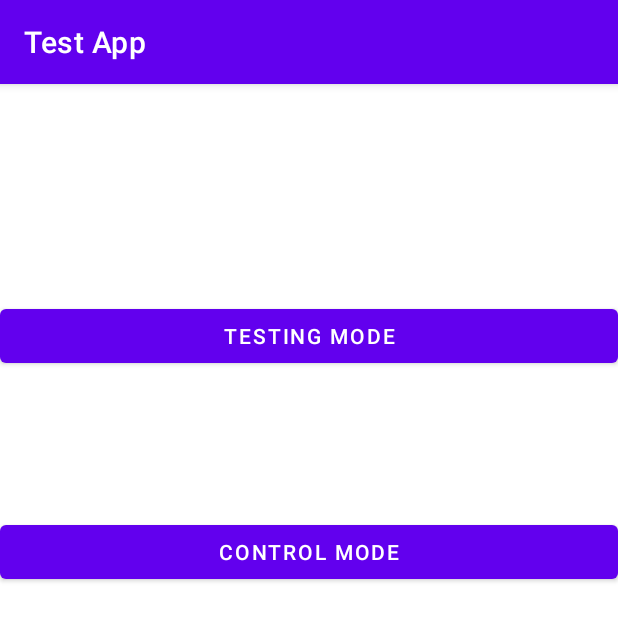
After one commit to mythu207/thesis, an Android app: the ModeSelectActivity screen opened directly, with no data from a screen before it, on a phone screen of 412 x 824 dp. The commit adds this screen. Shown: the top 621 px of the screen. Run offline under Robolectric (Android 15) with nearby library versions, the phone set to English and light mode, and no system bars; 1 statement that could not run was skipped.

Commit message:
Update firmware and app

```diff
--- a/Android App/app/src/main/AndroidManifest.xml
+++ b/Android App/app/src/main/AndroidManifest.xml
@@ -25,7 +25,7 @@
         android:supportsRtl="true"
         android:theme="@style/Theme.TestApp">
         <activity
-            android:name=".ThreadControlActivity"
+            android:name=".ModeSelectActivity"
             android:exported="false" />
 
         <service
--- a/Android App/app/src/main/java/com/example/testapp/GattActivity.java
+++ b/Android App/app/src/main/java/com/example/testapp/GattActivity.java
@@ -125,7 +125,7 @@ public class GattActivity extends AppCompatActivity {
                 builderSingle.setAdapter(threadDeviceAdapter, new DialogInterface.OnClickListener() {
                     @Override
                     public void onClick(DialogInterface dialog, int which) {
-                        Intent intent = new Intent(GattActivity.this, ThreadControlActivity.class);
+                        Intent intent = new Intent(GattActivity.this, ModeSelectActivity.class);
                         intent.putExtra("deviceAddress", threadDeviceAddressList.get(which));
                         startActivity(intent);
                     }
--- /dev/null
+++ b/Android App/app/src/main/java/com/example/testapp/ModeSelectActivity.java
@@ -0,0 +1,113 @@
+package com.example.testapp;
+
+import static com.example.testapp.GattActivity.bluetoothService;
+
+import androidx.appcompat.app.AppCompatActivity;
+
+import android.content.BroadcastReceiver;
+import android.content.Context;
+import android.content.Intent;
+import android.os.Bundle;
+import android.util.Log;
+import android.view.View;
+import android.widget.Button;
+import android.widget.Toast;
+
+
+import java.util.Timer;
+import java.util.TimerTask;
+
+public class ModeSelectActivity extends AppCompatActivity {
+    String TAG = "ModeSelectActitivity";
+    String deviceAddress;
+    Button btnTestingMode, btnControlMode;
+    static int noSentPackages = 0;
+    static int noReceivedPackages = 0;
+
+    @Override
+    protected void onCreate(Bundle savedInstanceState) {
+        super.onCreate(savedInstanceState);
+        setContentView(R.layout.activity_mode_select);
+        Intent intent = getIntent();
+        if(null != intent){
+            deviceAddress = intent.getStringExtra("deviceAddress");
+            btnTestingMode = findViewById(R.id.btnTestingMode);
+            btnControlMode = findViewById(R.id.btnControlMode);
+
+            btnTestingMode.setOnClickListener(new View.OnClickListener() {
+                @Override
+                public void onClick(View view) {
+                    sendTestingPackages();
+                }
+            });
+
+            btnControlMode.setOnClickListener(new View.OnClickListener() {
+                @Override
+                public void onClick(View view) {
+                    sendControlPackage();
+
+
+                }
+            });
+        }
+    }
+    private void sendTestingPackages(){
+        Timer timer = new Timer();
+        noSentPackages = 0;
+        noReceivedPackages = 0;
+        timer.scheduleAtFixedRate(new TimerTask() {
+            @Override
+            public void run() {
+                if (noSentPackages == 0) {
+                    bluetoothService.writeRxCharacteristic(deviceAddress + "_" + "1");
+                    Log.i("ModeSelectActivity", "start");
+                } else if (noSentPackages < 101) {
+                    bluetoothService.writeRxCharacteristic(deviceAddress + "_" + "2");
+                    Log.i("ModeSelectActivity", "toggle " + noSentPackages);
+
+                } else {
+                    bluetoothService.writeRxCharacteristic(deviceAddress + "_" + "3");
+                    Log.i("ModeSelectActivity", "end");
+                    timer.cancel();
+
+                }
+                noSentPackages++;
+            }
+        }, 0, 200);
+
+    }
+    private void sendControlPackage() {
+        bluetoothService.writeRxCharacteristic(deviceAddress + "_" + "2");
+    }
+
+    private final BroadcastReceiver gattUpdateReceiver = new BroadcastReceiver() {
+        @Override
+        public void onReceive(Context context, Intent intent) {
+            final String action = intent.getAction();
+            if (BluetoothLeService.ACTION_DATA_AVAILABLE.equals(action)){
+                if(intent.getExtras().containsKey(BluetoothLeService.EXTRA_PACKETS)){
+                    noReceivedPackages++;
+                    Log.i(TAG, "Received Packet: " + noReceivedPackages);
+                }
+            }
+
+        }
+    };
+
+    @Override
+    protected void onResume() {
+        super.onResume();
+
+        registerReceiver(gattUpdateReceiver, makeGattUpdateIntentFilter());
+        if (bluetoothService != null) {
+            final boolean result = bluetoothService.connect(deviceAddress);
+            Log.d(TAG, "Connect request result=" + result);
+        }
+    }
+
+    @Override
+    protected void onPause() {
+        super.onPause();
+        unregisterReceiver(gattUpdateReceiver);
+    }
+}
--- /dev/null
+++ b/Android App/app/src/main/res/layout/activity_mode_select.xml
@@ -0,0 +1,30 @@
+<?xml version="1.0" encoding="utf-8"?>
+<androidx.constraintlayout.widget.ConstraintLayout xmlns:android="http://schemas.android.com/apk/res/android"
+    xmlns:app="http://schemas.android.com/apk/res-auto"
+    xmlns:tools="http://schemas.android.com/tools"
+    android:layout_width="match_parent"
+    android:layout_height="match_parent"
+    tools:context=".ModeSelectActivity">
+
+    <Button
+        android:id="@+id/btnTestingMode"
+        android:layout_width="0dp"
+        android:layout_height="wrap_content"
+        android:layout_marginTop="144dp"
+        android:text="Testing Mode"
+        app:layout_constraintEnd_toEndOf="parent"
+        app:layout_constraintHorizontal_bias="0.0"
+        app:layout_constraintStart_toStartOf="parent"
+        app:layout_constraintTop_toTopOf="parent" />
+
+    <Button
+        android:id="@+id/btnControlMode"
+        android:layout_width="0dp"
+        android:layout_height="wrap_content"
+        android:layout_marginTop="288dp"
+        android:text="Control Mode"
+        app:layout_constraintEnd_toEndOf="parent"
+        app:layout_constraintHorizontal_bias="0.0"
+        app:layout_constraintStart_toStartOf="parent"
+        app:layout_constraintTop_toTopOf="parent" />
+</androidx.constraintlayout.widget.ConstraintLayout>
```
Also changed, not shown: Android App/app/src/main/java/com/example/testapp/BluetoothLeService.java (+6 -4 lines), Android App/app/src/main/java/com/example/testapp/ThreadControlActivity.java (deleted, +0 -68 lines), Android App/app/src/main/res/layout/activity_thread_control.xml (deleted, +0 -15 lines), 12 other files.
